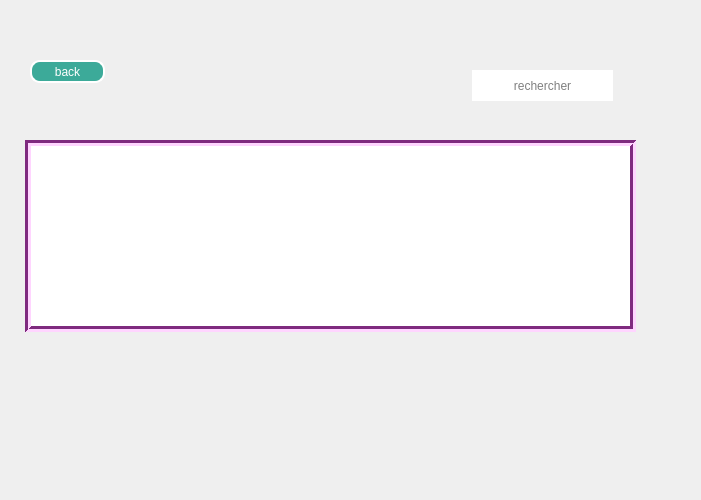
Before: the Qt Designer form mainwindow.ui in ouertaniaziz/Smart_wedding_planner_2A3, drawn with Qt 5.
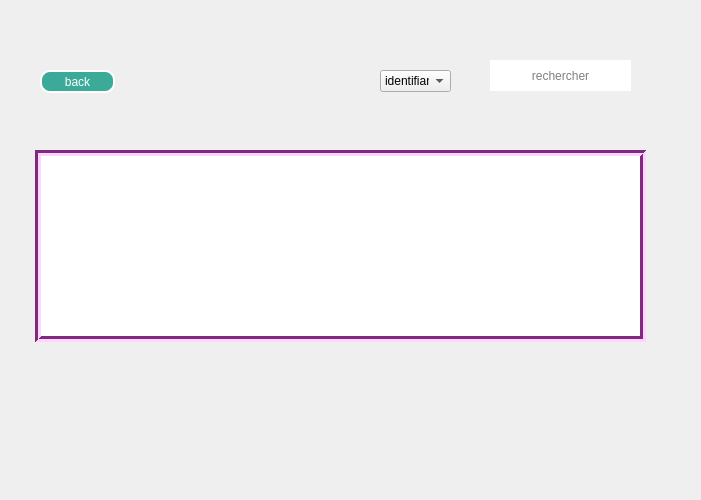
After: the same form once the commit is applied. Icons and pictures are not drawn.

Patch:
```diff
--- a/mainwindow.ui
+++ b/mainwindow.ui
@@ -41,8 +41,8 @@
    <widget class="QStackedWidget" name="stackedWidget">
     <property name="geometry">
      <rect>
-      <x>0</x>
-      <y>40</y>
+      <x>10</x>
+      <y>50</y>
       <width>671</width>
       <height>401</height>
      </rect>
@@ -2423,8 +2423,8 @@
      <widget class="QLineEdit" name="rechercheLine">
       <property name="geometry">
        <rect>
-        <x>472</x>
-        <y>30</y>
+        <x>480</x>
+        <y>10</y>
         <width>141</width>
         <height>31</height>
        </rect>
@@ -2466,17 +2466,31 @@
        <string>rechercher</string>
       </property>
      </widget>
-    </widget>
-    <widget class="QWidget" name="page_4">
-     <property name="styleSheet">
-      <string notr="true">#page_4{
-background-color: transparent;
-border-image: url(:fond.png);
-background: none;
-border: none;
-background-repeat: none;
-}</string>
-     </property>
+     <widget class="QComboBox" name="triTrait">
+      <property name="geometry">
+       <rect>
+        <x>370</x>
+        <y>20</y>
+        <width>71</width>
+        <height>22</height>
+       </rect>
+      </property>
+      <item>
+       <property name="text">
+        <string>identifiant</string>
+       </property>
+      </item>
+      <item>
+       <property name="text">
+        <string>nom</string>
+       </property>
+      </item>
+      <item>
+       <property name="text">
+        <string>Nouvel élément</string>
+       </property>
+      </item>
+     </widget>
     </widget>
     <widget class="QWidget" name="page_5">
      <property name="styleSheet">
```
Left out of the diff: 29 changed lines with no effect on the pictures.
